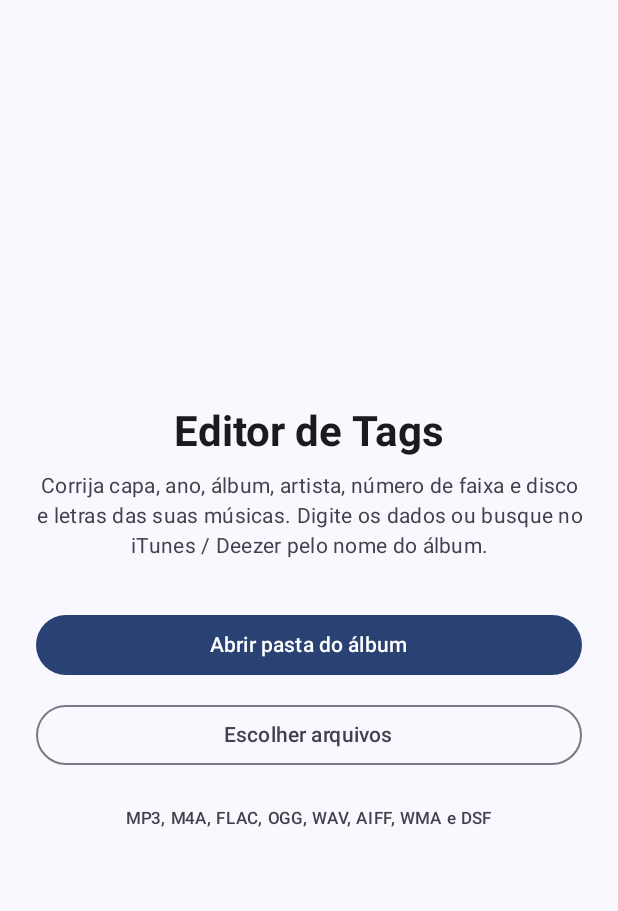
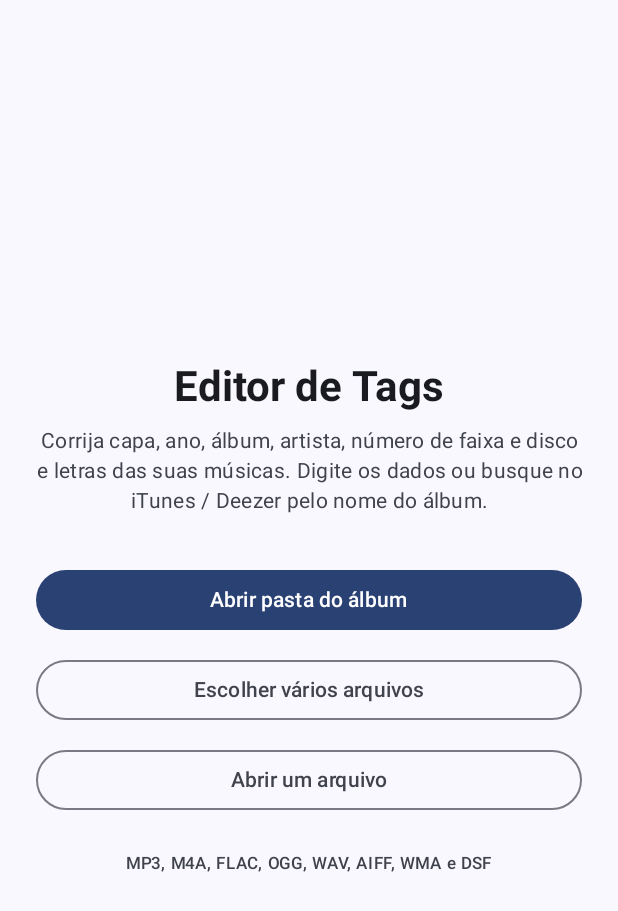
Before and after one commit to GregoryGitHub/youtube-downloader, an Android app built with Jetpack Compose: the screen it shows after launch (MainActivity), on a phone screen of 412 x 824 dp. Shown: the top 911 px of the screen. Run offline under Robolectric (Android 15) with nearby library versions, the phone set to English and light mode, and no system bars; libraries missing offline, so code that uses them is left out: org.jaudiotagger.tag; pictures from the network do not load.

Commit message:
Tagger: add option to open a single file
The home screen gets an "Abrir um arquivo" button that uses the
single-document picker, so one song can be opened with a tap instead
of long-pressing in the multi-select picker.

```diff
--- a/audio-tagger-android/app/src/main/java/com/audiotagger/MainActivity.kt
+++ b/audio-tagger-android/app/src/main/java/com/audiotagger/MainActivity.kt
@@ -127,6 +127,9 @@ private fun HomeScreen(vm: EditorViewModel) {
     val filePicker = rememberLauncherForActivityResult(ActivityResultContracts.OpenMultipleDocuments()) { uris ->
         vm.openFiles(uris)
     }
+    val singlePicker = rememberLauncherForActivityResult(ActivityResultContracts.OpenDocument()) { uri ->
+        uri?.let { vm.openFiles(listOf(it)) }
+    }
     Surface(Modifier.fillMaxSize(), color = MaterialTheme.colorScheme.background) {
         Column(
             Modifier.fillMaxSize().padding(24.dp),
@@ -152,7 +155,14 @@ private fun HomeScreen(vm: EditorViewModel) {
                 onClick = { filePicker.launch(arrayOf("audio/*")) },
                 modifier = Modifier.fillMaxWidth().widthIn(max = 360.dp),
             ) {
-                Text("Escolher arquivos")
+                Text("Escolher vários arquivos")
+            }
+            Spacer(Modifier.height(12.dp))
+            OutlinedButton(
+                onClick = { singlePicker.launch(arrayOf("audio/*")) },
+                modifier = Modifier.fillMaxWidth().widthIn(max = 360.dp),
+            ) {
+                Text("Abrir um arquivo")
             }
             Spacer(Modifier.height(24.dp))
             Text(
```
